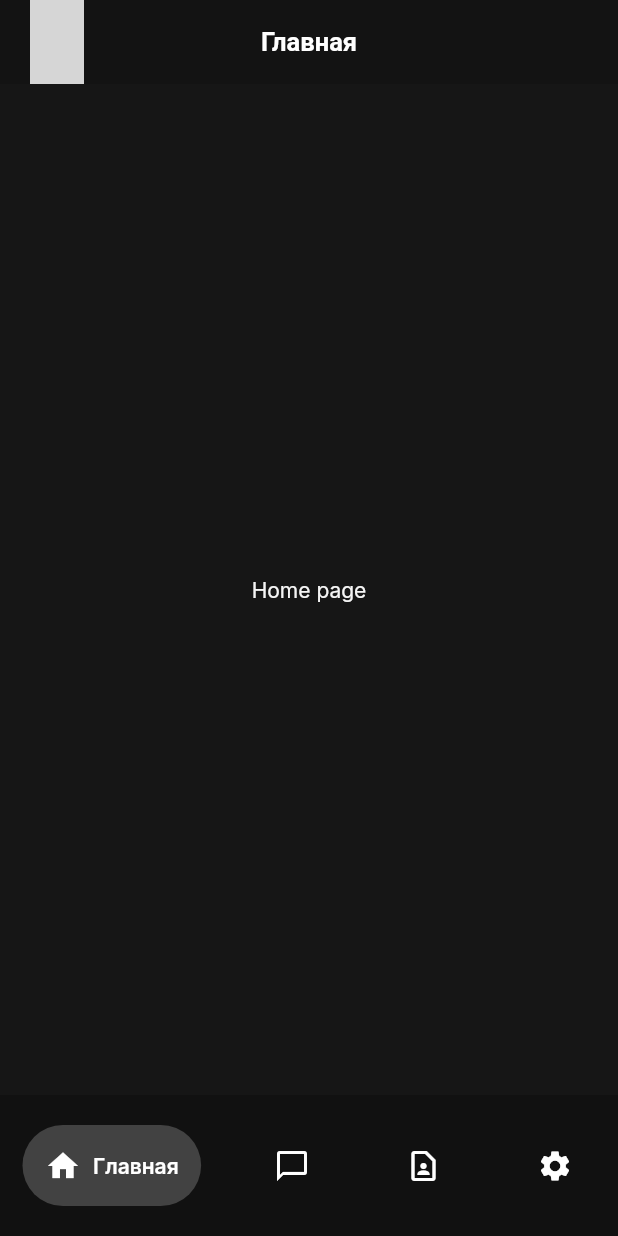
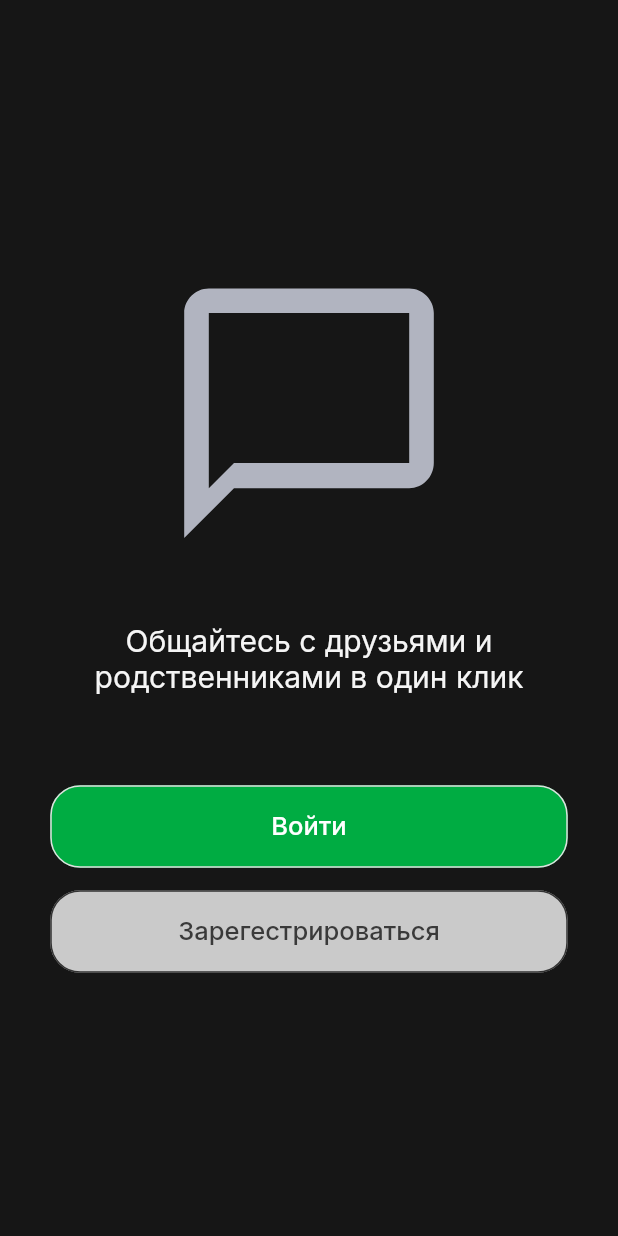
Before and after one commit to flew1x/chat_app, a Flutter app: the screen it shows after launch, on a phone screen of 412 x 824 dp. Run offline on Flutter 3.47's test engine with Material 2 defaults, Android fonts, the phone set to English and light mode, and no system bars; drawn by our look-alikes of google_nav_bar; our stand-ins replace animated_text_kit, cached_network_image, faker, firebase_core, get, google_fonts and 1 more; missing offline and left inert: stream_chat_flutter_core; accounts and stored records are empty; grey boxes are pictures that could not be loaded.

Commit message:
created login and start ui

```diff
--- a/lib/main.dart
+++ b/lib/main.dart
@@ -1,5 +1,6 @@
 import 'package:chat_app/themes/theme.dart';
 import 'package:chat_app/view/screens/screens.dart';
+import 'package:chat_app/view/screens/start_screen.dart';
 import 'package:flutter/material.dart';
 import 'package:get/get_navigation/src/root/get_material_app.dart';
 
@@ -12,7 +13,7 @@ class MyApp extends StatelessWidget {
   Widget build(BuildContext context) {
     return GetMaterialApp(
       theme: AppTheme().dark,
-      home: const HomeScreen(),
+      home: const StartScreen(),
       themeMode: ThemeMode.dark,
       debugShowCheckedModeBanner: false,
     );
--- /dev/null
+++ b/lib/view/screens/start_screen.dart
@@ -0,0 +1,56 @@
+import 'package:chat_app/view/screens/login_screen.dart';
+import 'package:chat_app/view/widgets/button.dart';
+import 'package:flutter/material.dart';
+import 'package:get/get.dart';
+
+class StartScreen extends StatelessWidget {
+  const StartScreen({super.key});
+
+  @override
+  Widget build(BuildContext context) {
+    return Scaffold(
+      body: Padding(
+        padding: const EdgeInsets.only(left: 10, right: 10),
+        child: Column(
+            mainAxisAlignment: MainAxisAlignment.center,
+            crossAxisAlignment: CrossAxisAlignment.center,
+            children: [
+              const Icon(
+                Icons.chat_bubble_outline_outlined,
+                size: 200,
+              ),
+              const SizedBox(
+                height: 40,
+              ),
+              const Text(
+                "Общайтесь с друзьями и родственниками в один клик",
+                style: TextStyle(fontSize: 20),
+                textAlign: TextAlign.center,
+              ),
+              const SizedBox(
+                height: 60,
+              ),
+              Row(
+                mainAxisAlignment: MainAxisAlignment.center,
+                children: [
+                  Button(
+                      text: "Войти",
+                      onPressed: () {
+                        Get.to(() => const LoginPage(),
+                            transition: Transition.rightToLeft);
+                      },
+                      lightTheme: false),
+                ],
+              ),
+              const SizedBox(
+                height: 15,
+              ),
+              Button(
+                  text: "Зарегестрироваться",
+                  onPressed: () {},
+                  lightTheme: true)
+            ]),
+      ),
+    );
+  }
+}
--- /dev/null
+++ b/lib/view/widgets/button.dart
@@ -0,0 +1,41 @@
+import 'package:flutter/material.dart';
+
+class Button extends StatelessWidget {
+  final String text;
+  final Function()? onPressed;
+  final bool lightTheme;
+
+  const Button(
+      {Key? key,
+      required this.text,
+      required this.onPressed,
+      required this.lightTheme})
+      : super(key: key);
+
+  @override
+  Widget build(BuildContext context) {
+    return ElevatedButton(
+      onPressed: onPressed,
+      style: ElevatedButton.styleFrom(
+          backgroundColor: lightTheme
+              ? const Color.fromARGB(255, 202, 202, 202)
+              : const Color.fromARGB(255, 0, 172, 66),
+          fixedSize: const Size(345, 55),
+          elevation: 0,
+          shape: RoundedRectangleBorder(
+              borderRadius: const BorderRadius.all(Radius.circular(20)),
+              side: BorderSide(
+                  color: lightTheme
+                      ? const Color.fromARGB(255, 51, 51, 51)
+                      : const Color.fromARGB(255, 223, 223, 223)))),
+      child: Text(
+        text,
+        style: TextStyle(
+            fontSize: 17,
+            color: lightTheme
+                ? const Color.fromARGB(255, 58, 58, 58)
+                : const Color.fromARGB(255, 255, 255, 255)),
+      ),
+    );
+  }
+}
--- a/pubspec.yaml
+++ b/pubspec.yaml
@@ -20,6 +20,8 @@ dependencies:
   faker:
   jiffy:
   get: ^4.6.5
+  firebase_core: ^2.4.1
+  animated_text_kit: ^4.2.2
 
 dev_dependencies:
   flutter_test:
```
Also changed, not shown: lib/view/screens/login_screen.dart (+124 -0 lines), lib/view/widgets/input_field.dart (added, +55 -0 lines), lib/firebase_options.dart (added), 5 other files.
